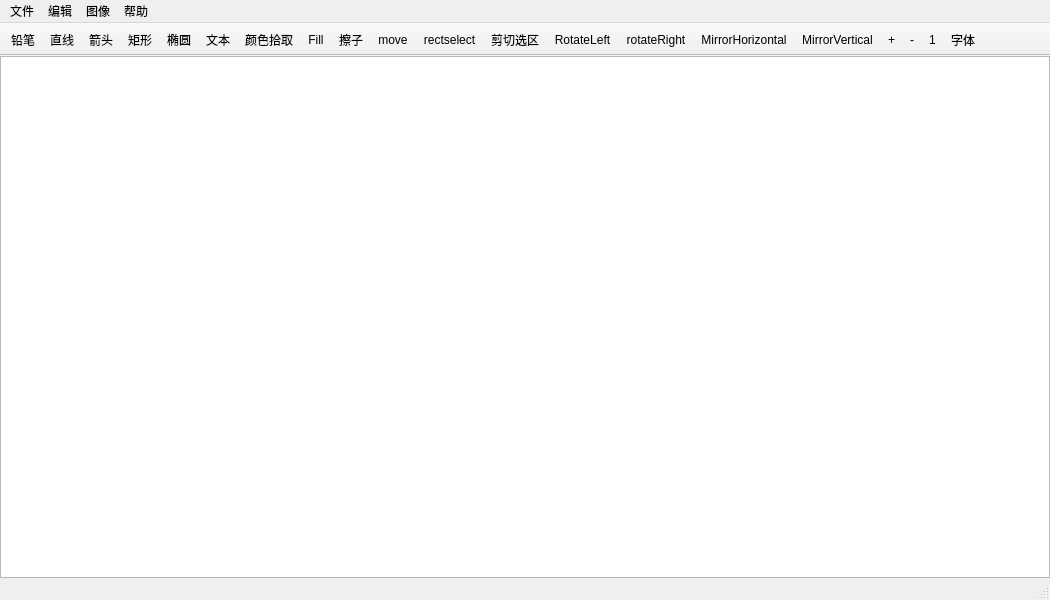
Above: mainwindow.ui from sonichy/HTYPaint2 before the change. Below: the same form after it.
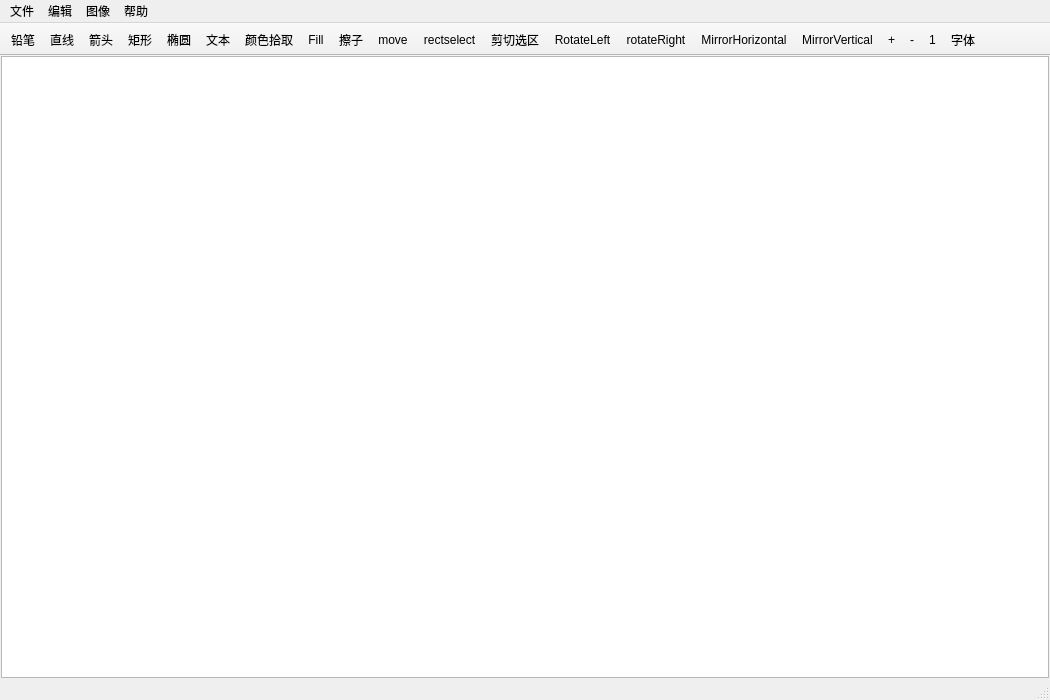
That is the form after the change. Icons and pictures are not drawn.

Diff of the .ui file:
```diff
--- a/mainwindow.ui
+++ b/mainwindow.ui
@@ -7,7 +7,7 @@
     <x>0</x>
     <y>0</y>
     <width>1050</width>
-    <height>600</height>
+    <height>700</height>
    </rect>
   </property>
   <property name="acceptDrops">
@@ -26,13 +26,13 @@
      <number>0</number>
     </property>
     <property name="leftMargin">
-     <number>0</number>
+     <number>1</number>
     </property>
     <property name="topMargin">
      <number>0</number>
     </property>
     <property name="rightMargin">
-     <number>0</number>
+     <number>1</number>
     </property>
     <property name="bottomMargin">
      <number>0</number>
```
Left out of the diff: 51 changed lines with no effect on the pictures.
